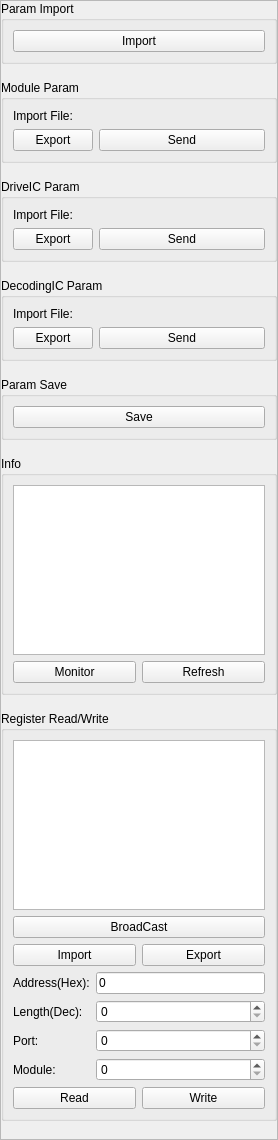
Above: src/MaxConfig3/mcreceivecard.ui from liyangfamily/TestActions before the change. Below: the same form after it.
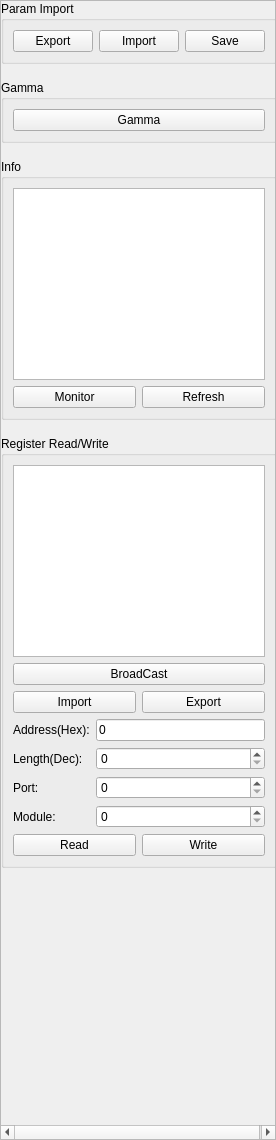
That is the form after the change. Custom widgets are drawn as their Qt base class.

Diff of the .ui file:
```diff
--- a/src/MaxConfig3/mcreceivecard.ui
+++ b/src/MaxConfig3/mcreceivecard.ui
@@ -6,7 +6,7 @@
    <rect>
     <x>0</x>
     <y>0</y>
-    <width>278</width>
+    <width>276</width>
     <height>1140</height>
    </rect>
   </property>
@@ -37,7 +37,7 @@
         <x>0</x>
         <y>0</y>
         <width>276</width>
-        <height>1138</height>
+        <height>1124</height>
        </rect>
       </property>
       <layout class="QVBoxLayout" name="verticalLayout_7">
@@ -61,159 +61,44 @@
          <property name="title">
           <string>Param Import</string>
          </property>
-         <layout class="QHBoxLayout" name="horizontalLayout">
-          <item>
-           <widget class="QPushButton" name="btnParamImport">
-            <property name="text">
-             <string>Import</string>
-            </property>
-           </widget>
-          </item>
-         </layout>
-        </widget>
-       </item>
-       <item>
-        <widget class="QGroupBox" name="groupBox">
-         <property name="title">
-          <string>Module Param</string>
-         </property>
-         <layout class="QGridLayout" name="gridLayout_2" columnstretch="0,1">
-          <item row="0" column="0">
-           <widget class="QLabel" name="labelRCModuleImportFile">
-            <property name="text">
-             <string>Import File:</string>
-            </property>
-           </widget>
-          </item>
-          <item row="0" column="1">
-           <widget class="QLabel" name="labelRCModuleFileName">
-            <property name="text">
-             <string/>
-            </property>
-           </widget>
-          </item>
-          <item row="1" column="0">
-           <widget class="QPushButton" name="btnModuleExport">
-            <property name="text">
-             <string>Export</string>
-            </property>
-           </widget>
-          </item>
-          <item row="1" column="1">
-           <widget class="QPushButton" name="btnModuleSend">
-            <property name="sizePolicy">
-             <sizepolicy hsizetype="Minimum" vsizetype="Fixed">
-              <horstretch>0</horstretch>
-              <verstretch>0</verstretch>
-             </sizepolicy>
-            </property>
-            <property name="text">
-             <string>Send</string>
-            </property>
-           </widget>
-          </item>
-         </layout>
-        </widget>
-       </item>
-       <item>
-        <widget class="QGroupBox" name="groupBox_4">
-         <property name="title">
-          <string>DriveIC Param</string>
-         </property>
-         <layout class="QGridLayout" name="gridLayout_3" columnstretch="0,1">
-          <item row="1" column="0">
-           <widget class="QLabel" name="labelRCDriveICImportFile">
-            <property name="text">
-             <string>Import File:</string>
-            </property>
-           </widget>
-          </item>
-          <item row="1" column="1">
-           <widget class="QLabel" name="labelRCDriveICFileName">
-            <property name="text">
-             <string/>
-            </property>
-           </widget>
-          </item>
-          <item row="3" column="0">
-           <widget class="QPushButton" name="btnDriveICExport">
-            <property name="text">
-             <string>Export</string>
-            </property>
-           </widget>
-          </item>
-          <item row="3" column="1">
-           <widget class="QPushButton" name="btnDriveICSend">
-            <property name="sizePolicy">
-             <sizepolicy hsizetype="Minimum" vsizetype="Fixed">
-              <horstretch>0</horstretch>
-              <verstretch>0</verstretch>
-             </sizepolicy>
-            </property>
-            <property name="text">
-             <string>Send</string>
-            </property>
-           </widget>
-          </item>
-         </layout>
-        </widget>
-       </item>
-       <item>
-        <widget class="QGroupBox" name="groupBox_5">
-         <property name="title">
-          <string>DecodingIC Param</string>
-         </property>
-         <layout class="QGridLayout" name="gridLayout_4" columnstretch="0,1">
-          <item row="0" column="0">
-           <widget class="QLabel" name="labelRCDecodingICImportFile">
-            <property name="text">
-             <string>Import File:</string>
-            </property>
-           </widget>
-          </item>
-          <item row="0" column="1">
-           <widget class="QLabel" name="labelRCDecodingICFileName">
-            <property name="text">
-             <string/>
-            </property>
-           </widget>
-          </item>
-          <item row="1" column="0">
-           <widget class="QPushButton" name="btnDecodingICExport">
-            <property name="text">
-             <string>Export</string>
-            </property>
-           </widget>
-          </item>
-          <item row="1" column="1">
-           <widget class="QPushButton" name="btnDecodingICSend">
-            <property name="sizePolicy">
-             <sizepolicy hsizetype="Minimum" vsizetype="Fixed">
-              <horstretch>0</horstretch>
-              <verstretch>0</verstretch>
-             </sizepolicy>
-            </property>
-            <property name="text">
-             <string>Send</string>
-            </property>
-           </widget>
-          </item>
-         </layout>
-        </widget>
-       </item>
-       <item>
-        <widget class="QGroupBox" name="groupBox_7">
-         <property name="title">
-          <string>Param Save</string>
-         </property>
-         <layout class="QHBoxLayout" name="horizontalLayout_2">
-          <item>
+         <layout class="QGridLayout" name="gridLayout_7">
+          <item row="0" column="2">
            <widget class="QPushButton" name="btnParamSave">
             <property name="text">
              <string>Save</string>
             </property>
            </widget>
           </item>
+          <item row="0" column="0">
+           <widget class="QPushButton" name="btnParamExport">
+            <property name="text">
+             <string>Export</string>
+            </property>
+           </widget>
+          </item>
+          <item row="0" column="1">
+           <widget class="QPushButton" name="btnParamImport">
+            <property name="text">
+             <string>Import</string>
+            </property>
+           </widget>
+          </item>
+         </layout>
+        </widget>
+       </item>
+       <item>
+        <widget class="QGroupBox" name="groupBox">
+         <property name="title">
+          <string>Gamma</string>
+         </property>
+         <layout class="QGridLayout" name="gridLayout_2">
+          <item row="0" column="0">
+           <widget class="QPushButton" name="btnGamma">
+            <property name="text">
+             <string>Gamma</string>
+            </property>
+           </widget>
+          </item>
          </layout>
         </widget>
        </item>
```
Left out of the diff: 7 changed lines with no effect on the pictures.
